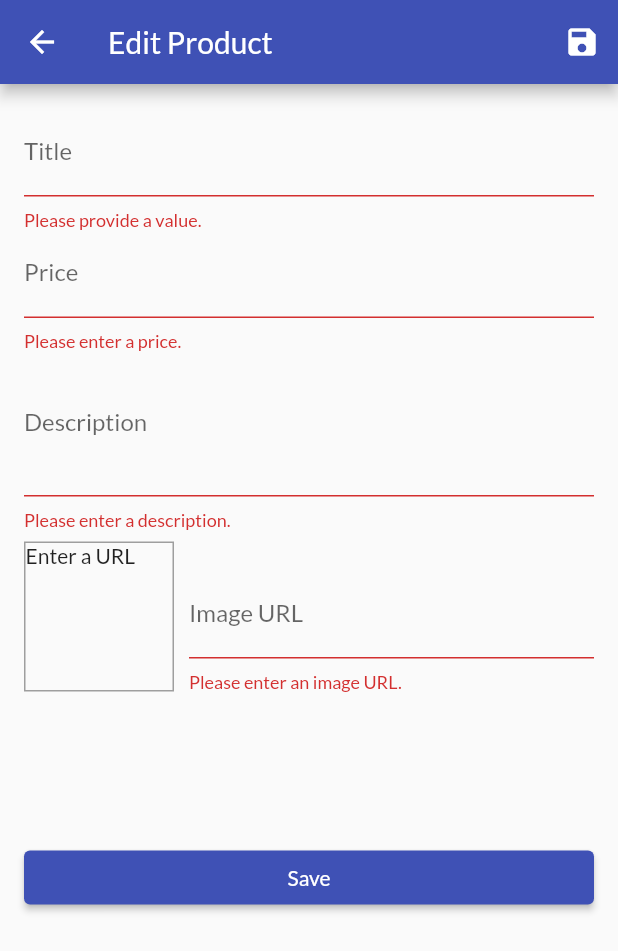
After one commit to thegera4/mobile_shop_flutter, a Flutter app: the EditProductScreen screen opened by its route, after a tap on the "save" icon, on a phone screen of 412 x 824 dp. The commit adds this screen. Shown: the top 951 px of the screen. Run offline on Flutter 3.47's test engine with Material 2 defaults, Android fonts, the phone set to English and light mode, and no system bars; network calls fail.

Commit message:
feat: add/edit new products from edit products screen

```diff
--- a/lib/main.dart
+++ b/lib/main.dart
@@ -4,6 +4,8 @@ import '/screens/products_overview_screen.dart';
 import '/screens/product_detail_screen.dart';
 import '/screens/cart_screen.dart';
 import '/screens/orders_screen.dart';
+import '/screens/user_products_screen.dart';
+import '/screens/edit_product_screen.dart';
 import './providers/products.dart';
 import './providers/cart.dart';
 import './providers/orders.dart';
@@ -34,6 +36,8 @@ class MyApp extends StatelessWidget {
           ProductDetailScreen.routeName: (ctx) => const ProductDetailScreen(),
           CartScreen.routeName: (ctx) => const CartScreen(),
           OrdersScreen.routeName: (ctx) => const OrdersScreen(),
+          UserProductsScreen.routeName: (ctx) => const UserProductsScreen(),
+          EditProductScreen.routeName: (ctx) => const EditProductScreen(),
         },
       ),
     );
--- a/lib/providers/products.dart
+++ b/lib/providers/products.dart
@@ -1,4 +1,4 @@
-import 'package:flutter/material.dart';
+import 'package:flutter/foundation.dart';
 import 'product.dart';
 
 class Products with ChangeNotifier{
@@ -49,8 +49,33 @@ class Products with ChangeNotifier{
     return _items.firstWhere((prod) => prod.id == id);
   }
 
-  void addProduct() {
-    // _items.add(value);
+  void addProduct(Product product) {
+    final newProduct = Product(
+      title: product.title,
+      description: product.description,
+      price: product.price,
+      imageUrl: product.imageUrl,
+      id: DateTime.now().toString(),
+    );
+    _items.add(newProduct);
+    // _items.insert(0, newProduct); // at the start of the list
+    notifyListeners();
+  }
+
+  void updateProduct(String id, Product newProduct){
+    final prodIndex = _items.indexWhere((prod) => prod.id == id);
+    if(prodIndex >= 0){
+      _items[prodIndex] = newProduct;
+      notifyListeners();
+    } else {
+      if (kDebugMode) {
+        print('...');
+      }
+    }
+  }
+
+  void deleteProduct(String id){
+    _items.removeWhere((prod) => prod.id == id);
     notifyListeners();
   }
 
--- /dev/null
+++ b/lib/screens/edit_product_screen.dart
@@ -0,0 +1,262 @@
+import 'package:flutter/material.dart';
+import 'package:provider/provider.dart';
+import '/providers/product.dart';
+import '/providers/products.dart';
+
+class EditProductScreen extends StatefulWidget {
+  const EditProductScreen({Key? key}) : super(key: key);
+
+  static const routeName = '/edit-product';
+
+  @override
+  State<EditProductScreen> createState() => _EditProductScreenState();
+}
+
+class _EditProductScreenState extends State<EditProductScreen> {
+  final _priceFocusNode = FocusNode();
+  final _descriptionFocusNode = FocusNode();
+  final _imageUrlController = TextEditingController();
+  final _imageUrlFocusNode = FocusNode();
+  final _form = GlobalKey<FormState>(); //allows us to access the form state
+  var _editedProduct = Product(
+    id: '',
+    title: '',
+    description: '',
+    price: 0,
+    imageUrl: '',
+  );
+  var _initValues = {
+    'title': '',
+    'description': '',
+    'price': '',
+    'imageUrl': '',
+  };
+  var _isInit = true;
+
+  @override
+  void initState() {
+    _imageUrlFocusNode.addListener(_updateImageUrl);
+    super.initState();
+  }
+
+  @override
+  void didChangeDependencies() {
+    if (_isInit){
+      final productId = ModalRoute.of(context)!.settings.arguments as String?;
+      if (productId != null) {
+        _editedProduct = Provider.of<Products>(context, listen: false)
+            .findById(productId);
+        _initValues = {
+          'title': _editedProduct.title,
+          'description': _editedProduct.description,
+          'price': _editedProduct.price.toString(),
+          'imageUrl': '',
+        };
+        _imageUrlController.text = _editedProduct.imageUrl;
+      }
+    }
+    _isInit = false;
+    super.didChangeDependencies();
+  }
+
+  @override
+  void dispose() {
+    _imageUrlFocusNode.removeListener(_updateImageUrl);
+    _priceFocusNode.dispose();
+    _descriptionFocusNode.dispose();
+    _imageUrlController.dispose();
+    _imageUrlFocusNode.dispose();
+    super.dispose();
+  }
+
+  void _updateImageUrl() {
+    if (!_imageUrlFocusNode.hasFocus) {
+      setState(() {});
+    }
+  }
+
+  void _saveForm() {
+    final isValid = _form.currentState!.validate();
+    if (!isValid) {
+      return;
+    }
+    _form.currentState!.save();
+    if (_editedProduct.id != '') {
+      Provider.of<Products>(context, listen: false)
+          .updateProduct(_editedProduct.id, _editedProduct);
+    } else {
+      Provider.of<Products>(context, listen: false)
+          .addProduct(_editedProduct);
+    }
+    Navigator.of(context).pop();
+  }
+
+  @override
+  Widget build(BuildContext context) {
+    return Scaffold(
+      appBar: AppBar(
+        title: const Text('Edit Product'),
+        actions: [
+          IconButton(
+            onPressed: _saveForm,
+            icon: const Icon(Icons.save),
+          ),
+        ],
+      ),
+      body: Padding(
+        padding: const EdgeInsets.all(16),
+        child: Form(
+          key: _form,
+          child: ListView(
+            children: [
+              TextFormField(
+                initialValue: _initValues['title'],
+                decoration: const InputDecoration(labelText: 'Title'),
+                textInputAction: TextInputAction.next,
+                onFieldSubmitted: (value) {
+                  FocusScope.of(context).requestFocus(_priceFocusNode);
+                },
+                validator: (value) {
+                  if (value!.isEmpty) {
+                    return 'Please provide a value.';
+                  }
+                  return null;
+                },
+                onSaved: (value) {
+                  _editedProduct = Product(
+                    title: value!,
+                    description: _editedProduct.description,
+                    price: _editedProduct.price,
+                    imageUrl: _editedProduct.imageUrl,
+                    id: _editedProduct.id,
+                    isFavorite: _editedProduct.isFavorite,
+                  );
+                },
+              ),
+              TextFormField(
+                initialValue: _initValues['price'],
+                decoration: const InputDecoration(labelText: 'Price'),
+                textInputAction: TextInputAction.next,
+                keyboardType: TextInputType.number,
+                focusNode: _priceFocusNode,
+                onFieldSubmitted: (value) {
+                  FocusScope.of(context).requestFocus(_descriptionFocusNode);
+                },
+                validator: (value) {
+                  if (value!.isEmpty) {
+                    return 'Please enter a price.';
+                  }
+                  if (double.tryParse(value) == null) {
+                    return 'Please enter a valid number.';
+                  }
+                  if (double.parse(value) <= 0) {
+                    return 'Please enter a number greater than zero.';
+                  }
+                  return null;
+                },
+                onSaved: (value) {
+                  _editedProduct = Product(
+                    title: _editedProduct.title,
+                    description: _editedProduct.description,
+                    price: double.parse(value!),
+                    imageUrl: _editedProduct.imageUrl,
+                    id: _editedProduct.id,
+                    isFavorite: _editedProduct.isFavorite,
+                  );
+                },
+              ),
+              TextFormField(
+                initialValue: _initValues['description'],
+                decoration: const InputDecoration(labelText: 'Description'),
+                maxLines: 3,
+                keyboardType: TextInputType.multiline,
+                focusNode: _descriptionFocusNode,
+                validator: (value) {
+                  if (value!.isEmpty) {
+                    return 'Please enter a description.';
+                  }
+                  if (value.length < 10) {
+                    return 'Should be at least 10 characters long.';
+                  }
+                  return null;
+                },
+                onSaved: (value) {
+                  _editedProduct = Product(
+                    title: _editedProduct.title,
+                    description: value!,
+                    price: _editedProduct.price,
+                    imageUrl: _editedProduct.imageUrl,
+                    id: _editedProduct.id,
+                    isFavorite: _editedProduct.isFavorite,
+                  );
+                },
+              ),
+              Row(
+                crossAxisAlignment: CrossAxisAlignment.end,
+                children: [
+                  Container(
+                    width: 100,
+                    height: 100,
+                    margin: const EdgeInsets.only(top: 8, right: 10),
+                    decoration: BoxDecoration(
+                      border: Border.all(
+                        width: 1,
+                        color: Colors.grey,
+                      ),
+                    ),
+                    child: _imageUrlController.text.isEmpty
+                        ? const Text('Enter a URL')
+                        : FittedBox(
+                            fit: BoxFit.cover,
+                            child: Image.network(_imageUrlController.text),
+                          ),
+                  ),
+                  Expanded(
+                    child: TextFormField(
+                      decoration: const InputDecoration(labelText: 'Image URL'),
+                      keyboardType: TextInputType.url,
+                      textInputAction: TextInputAction.done,
+                      controller: _imageUrlController,
+                      focusNode: _imageUrlFocusNode,
+                      onFieldSubmitted: (value) { _saveForm();},
+                      validator: (value) {
+                        if (value!.isEmpty) {
+                          return 'Please enter an image URL.';
+                        }
+                        if (!value.startsWith('http') &&
+                            !value.startsWith('https')) {
+                          return 'Please enter a valid URL.';
+                        }
+                        if (!value.endsWith('.png') &&
+                            !value.endsWith('.jpg') &&
+                            !value.endsWith('.jpeg')) {
+                          return 'Please enter a valid image URL.';
+                        }
+                        return null;
+                      },
+                      onSaved: (value) {
+                        _editedProduct = Product(
+                          title: _editedProduct.title,
+                          description: _editedProduct.description,
+                          price: _editedProduct.price,
+                          imageUrl: value!,
+                          id: _editedProduct.id,
+                          isFavorite: _editedProduct.isFavorite,
+                        );
+                      },
+                    ),
+                  ),
+                ],
+              ),
+              const SizedBox(height: 100),
+              ElevatedButton(
+                onPressed: () {},
+                child: const Text('Save'),
+              ),
+            ],
+          ),
+        ),
+      ),
+    );
+  }
+}
--- a/lib/widgets/app_drawer.dart
+++ b/lib/widgets/app_drawer.dart
@@ -1,5 +1,6 @@
 import 'package:flutter/material.dart';
 import '/screens/orders_screen.dart';
+import '/screens/user_products_screen.dart';
 
 class AppDrawer extends StatelessWidget {
   const AppDrawer({Key? key}) : super(key: key);
@@ -29,6 +30,14 @@ class AppDrawer extends StatelessWidget {
               Navigator.of(context).pushReplacementNamed(OrdersScreen.routeName);
             },
           ),
+          const Divider(),
+          ListTile(
+            leading: const Icon(Icons.edit),
+            title: const Text('Manage Products'),
+            onTap: () {
+              Navigator.of(context).pushReplacementNamed(UserProductsScreen.routeName);
+            },
+          ),
         ],
       ),
     );
--- a/lib/widgets/product_item.dart
+++ b/lib/widgets/product_item.dart
@@ -45,7 +45,7 @@ class ProductItem extends StatelessWidget {
               ScaffoldMessenger.of(context).showSnackBar(
                 SnackBar(
                   content: const Text('Added item to cart!'),
-                  duration: const Duration(seconds: 2),
+                  duration: const Duration(seconds: 3),
                   action: SnackBarAction(
                     label: 'UNDO',
                     onPressed: () {
```
Also changed, not shown: lib/screens/user_products_screen.dart (added, +48 -0 lines), lib/widgets/cart_item.dart (+23 -0 lines), lib/widgets/user_product_item.dart (added, +51 -0 lines).
